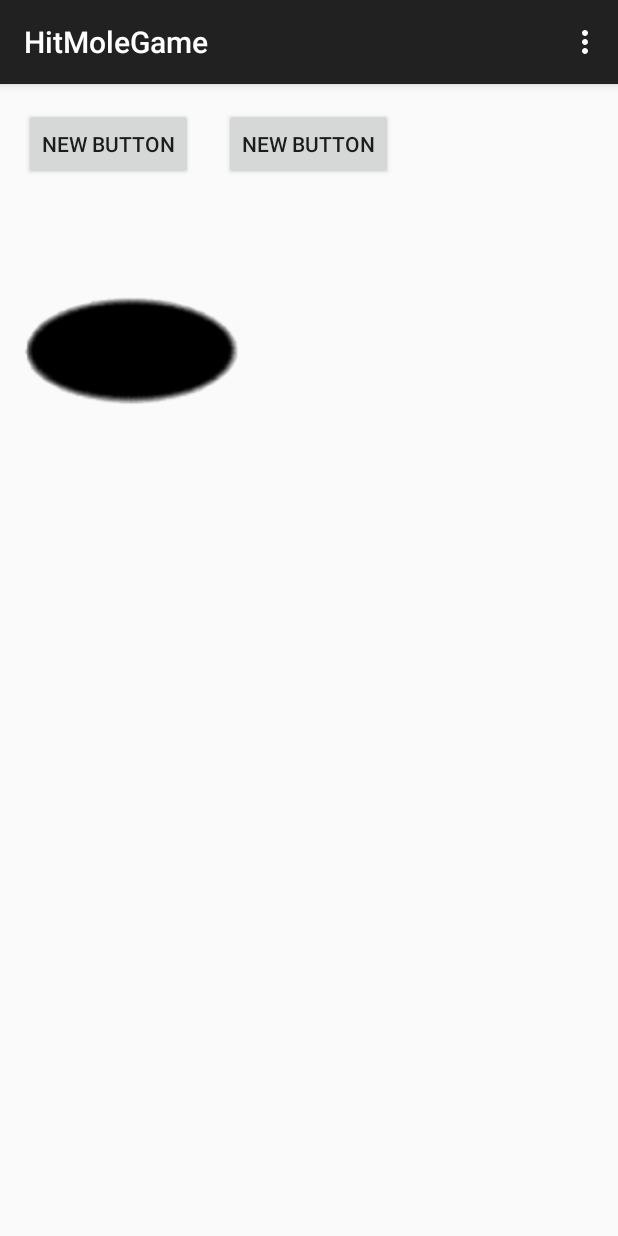
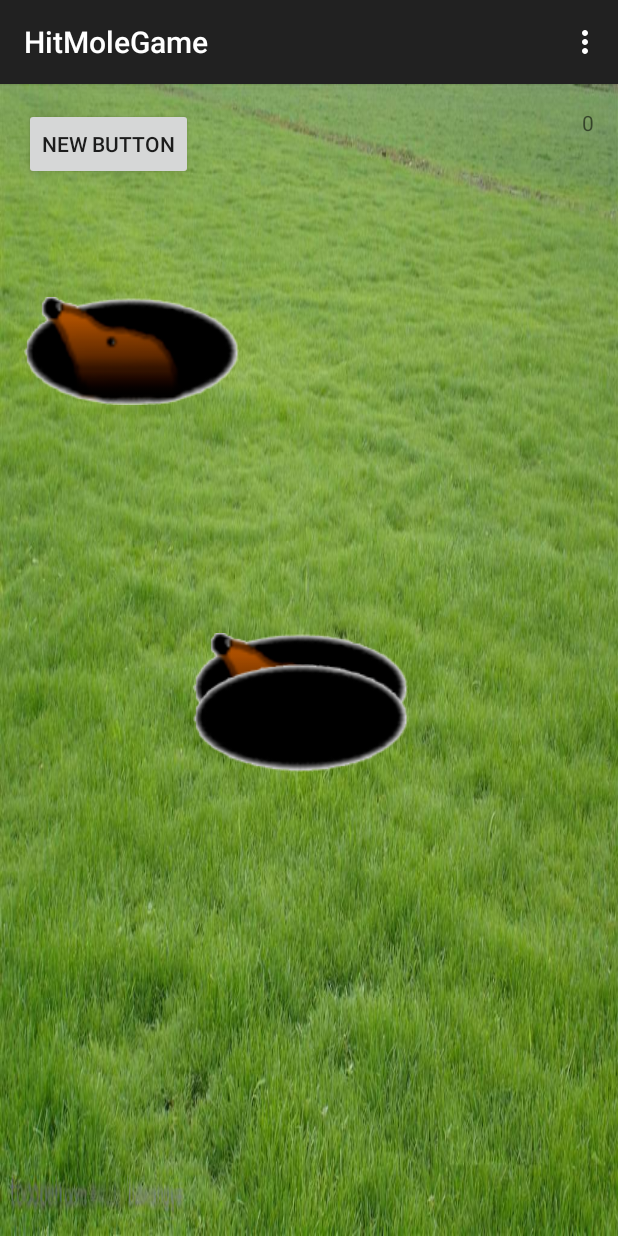
Before and after one commit to l7263626/hitmolegame, an Android app: the screen it shows after launch (MainActivity), in the options menu, after a tap on "Settings", on a phone screen of 412 x 824 dp. Run offline under Robolectric (Android 15) with nearby library versions, the phone set to English and light mode, and no system bars.

Commit message:
事件判別，背景音樂，時間倒數

```diff
--- a/app/src/main/java/tw/idv/chunhsin/hitmolegame/MainActivity.java
+++ b/app/src/main/java/tw/idv/chunhsin/hitmolegame/MainActivity.java
@@ -3,6 +3,7 @@ package tw.idv.chunhsin.hitmolegame;
 import android.content.DialogInterface;
 import android.media.AudioManager;
 import android.media.SoundPool;
+import android.os.CountDownTimer;
 import android.os.Handler;
 import android.os.Message;
 import android.support.v7.app.AppCompatActivity;
@@ -12,21 +13,23 @@ import android.view.MenuItem;
 import android.view.View;
 import android.widget.Button;
 import android.widget.ImageView;
+import android.widget.TextView;
 
 public class MainActivity extends AppCompatActivity {
 
-    Button button,button2;
+    Button button;
+    TextView textView;
     SoundPool soundPool;
-    int soundId1,soundId2;
-    ImageView imageView;
+    int soundId1,soundId2,soundId3;
+    boolean active=false;
+    ImageView imageView,imageView2,imageView3;
     int[] moles = {
             R.drawable.hole,
             R.drawable.mole1,
             R.drawable.mole2,
             R.drawable.mole3,
-            R.drawable.mole4
     };
-    int moleIdx=0;
+    //int moleIdx,moleIdx2;
     Handler handler;
     @Override
     protected void onCreate(Bundle savedInstanceState) {
@@ -46,15 +49,23 @@ public class MainActivity extends AppCompatActivity {
         soundPool = new SoundPool(2, AudioManager.STREAM_MUSIC,0);
         soundId1 = soundPool.load(this,R.raw.start,1);
         soundId2 = soundPool.load(this,R.raw.err,1);
+        soundId3 = soundPool.load(this,R.raw.flourish,1);
 
     }
 
     void findviews(){
         button=(Button)findViewById(R.id.button);
-        button.setOnClickListener(onClickListener);
-        button2=(Button)findViewById(R.id.button2);
-        button2.setOnClickListener(onClickListener);
+        button.setOnClickListener(new View.OnClickListener() {
+            @Override
+            public void onClick(View view) {
+                view.setClickable(false);
+                playMole();
+            }
+        });
         imageView=(ImageView)findViewById(R.id.imageView);
+        imageView2=(ImageView)findViewById(R.id.imageView2);
+        imageView3=(ImageView)findViewById(R.id.imageView3);
+        textView=(TextView)findViewById(R.id.textView);
     }
 
     @Override
@@ -79,38 +90,112 @@ public class MainActivity extends AppCompatActivity {
         return super.onOptionsItemSelected(item);
     }
 
-    View.OnClickListener onClickListener = new View.OnClickListener() {
+
+    class Moles implements Runnable{
+        ImageView image;
+        int moleIdx,delay;
+
+        public Moles(ImageView imageView) {
+            image = imageView;
+            image.setOnClickListener(new View.OnClickListener() {
                 @Override
                 public void onClick(View view) {
-            switch(view.getId()){
-                case R.id.button:
-                    //soundPool.play(soundId1,1.0f,1.0f,0,0,1.0f);
-                    break;
-                case R.id.button2:
-                    //soundPool.play(soundId2,1.0f,1.0f,0,0,1.0f);
-                    playMole();
-                    break;
+                    if (moleIdx == 0 || moleIdx == 1) {
+                        soundPool.play(soundId1, 1.0f, 1.0f, 0, 0, 1.0f);
+                    } else if (moleIdx == 2 || moleIdx == 3) {
+                        soundPool.play(soundId2, 1.0f, 1.0f, 0, 0, 1.0f);
+                        image.setImageResource(R.drawable.mole4);
+                        moleIdx = moles.length;
                     }
                 }
-    };
+            });
+        }
+
+        @Override
+        public void run() {
+            if(active){
+                moleIdx++;
+                if(moleIdx>=moles.length){
+                    moleIdx=0;
+                }
+                image.setImageResource(moles[moleIdx]);
+                delay = getRandom();
+                image.postDelayed(this,delay);
+            }
+        }
+
+        public int getRandom(){
+            return 200+((int)(Math.random()*5)+1)*100;
+        }
+    }
+
 
     void playMole(){
+        active=true;
+        soundPool.play(soundId3, 1.0f, 1.0f, 0, 0, 1.0f);
+        countDownTimer.start();
         new Thread(new Runnable() {
             @Override
             public void run() {
-                while(true){
+                imageView.post(new Moles(imageView));
+                imageView2.post(new Moles(imageView2));
+                imageView3.post(new Moles(imageView3));
+                /*
                 handler.postDelayed(new Runnable() {
                     @Override
                     public void run() {
-                           imageView.setImageResource(moles[moleIdx]);
-                        }
-                    },300);
                         moleIdx++;
                         if(moleIdx==moles.length){
                             moleIdx=0;
                         }
+                        imageView.setImageResource(moles[moleIdx]);
+                        playMole();
                     }
+                },300);
+                */
             }
         }).start();
     }
+
+    CountDownTimer countDownTimer = new CountDownTimer(10*1000,1000) {
+        @Override
+        public void onTick(long millisUntilFinished) {
+            textView.setText(String.valueOf(millisUntilFinished/1000));
         }
+
+        @Override
+        public void onFinish() {
+            textView.setText(String.valueOf(0));
+            active=false;
+            soundPool.stop(soundId3);
+            remoteMolesClickListener();
+            button.setClickable(true);
+        }
+    };
+
+    void remoteMolesClickListener(){
+        imageView.setOnClickListener(null);
+        imageView2.setOnClickListener(null);
+        imageView3.setOnClickListener(null);
+    }
+/*
+    void playMole2(){
+        new Thread(new Runnable() {
+            @Override
+            public void run() {
+                handler.postDelayed(new Runnable() {
+                    @Override
+                    public void run() {
+                        moleIdx2++;
+                        if(moleIdx2==moles.length){
+                            moleIdx2=0;
+                        }
+                        imageView2.setImageResource(moles[moleIdx2]);
+                        playMole2();
+                    }
+                },500);
+            }
+        }).start();
+    }
+    */
+}
--- a/app/src/main/res/layout/activity_main.xml
+++ b/app/src/main/res/layout/activity_main.xml
@@ -3,7 +3,8 @@
     android:layout_height="match_parent" android:paddingLeft="@dimen/activity_horizontal_margin"
     android:paddingRight="@dimen/activity_horizontal_margin"
     android:paddingTop="@dimen/activity_vertical_margin"
-    android:paddingBottom="@dimen/activity_vertical_margin" tools:context=".MainActivity">
+    android:paddingBottom="@dimen/activity_vertical_margin" tools:context=".MainActivity"
+    android:background="@drawable/green">
 
     <Button
         android:layout_width="wrap_content"
@@ -13,14 +14,6 @@
         android:layout_alignParentTop="true"
         android:layout_alignParentStart="true" />
 
-    <Button
-        android:layout_width="wrap_content"
-        android:layout_height="wrap_content"
-        android:text="New Button"
-        android:id="@+id/button2"
-        android:layout_alignTop="@+id/button"
-        android:layout_centerHorizontal="true" />
-
     <ImageView
         android:layout_width="wrap_content"
         android:layout_height="150dp"
@@ -29,4 +22,30 @@
         android:scaleType="fitEnd"
         android:layout_below="@+id/button"
         android:layout_alignParentStart="true" />
+
+    <ImageView
+        android:layout_width="wrap_content"
+        android:layout_height="150dp"
+        android:id="@+id/imageView2"
+        android:src="@drawable/hole"
+        android:scaleType="fitEnd"
+        android:layout_below="@+id/imageView"
+        android:layout_toEndOf="@+id/button"
+        android:layout_marginTop="74dp" />
+
+    <ImageView
+        android:layout_width="wrap_content"
+        android:layout_height="150dp"
+        android:id="@+id/imageView3"
+        android:src="@drawable/hole"
+        android:scaleType="fitEnd"
+        android:layout_centerVertical="true"
+        android:layout_toEndOf="@+id/button" />
+
+    <TextView
+        android:layout_width="wrap_content"
+        android:layout_height="wrap_content"
+        android:id="@+id/textView"
+        android:layout_alignTop="@+id/button"
+        android:layout_alignParentEnd="true" />
 </RelativeLayout>
```
Also changed, not shown: app/src/main/res/drawable/green.jpg (added), 1 other file. Lines whose indentation alone changed are shown as unchanged.
